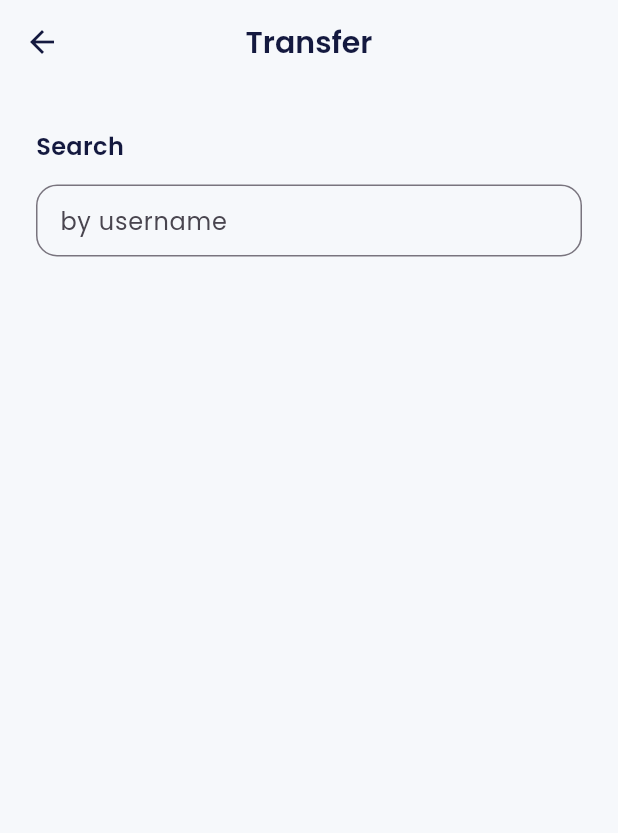
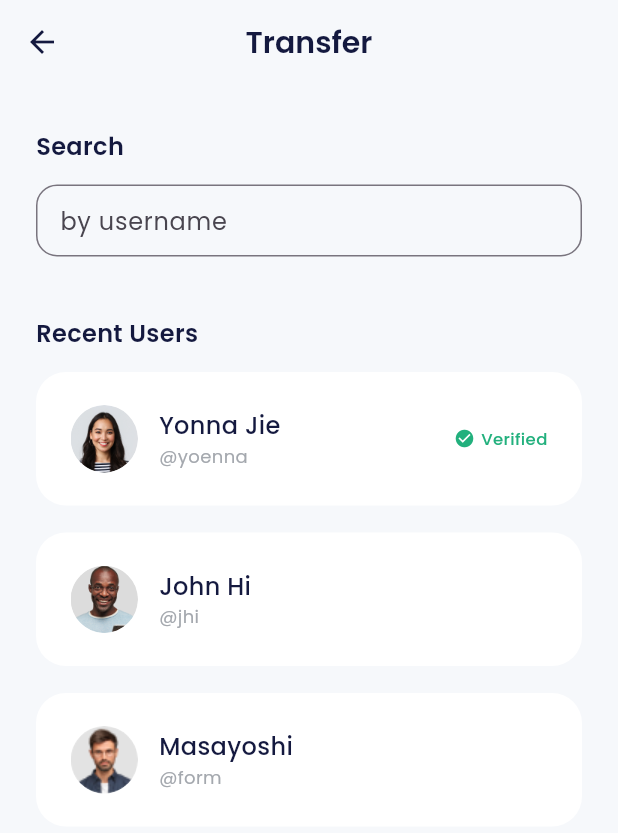
Before and after one commit to alirfanyasin/bank_sha, a Flutter app: the TransferPage screen opened by its route, on a phone screen of 412 x 824 dp. Shown: the top 833 px of the screen. Run offline on Flutter 3.47's test engine with Material 3 defaults, Android fonts, the phone set to English and light mode, and no system bars; our stand-ins replace carousel_slider, google_fonts.

Commit message:
slicing recent users

```diff
--- a/lib/ui/pages/transfer_page.dart
+++ b/lib/ui/pages/transfer_page.dart
@@ -1,5 +1,6 @@
 import 'package:bank_sha/shared/theme.dart';
 import 'package:bank_sha/ui/widgets/forms.dart';
+import 'package:bank_sha/ui/widgets/transfer_recent_user_item.dart';
 import 'package:flutter/material.dart';
 
 class TransferPage extends StatelessWidget {
@@ -27,6 +28,44 @@ class TransferPage extends StatelessWidget {
             title: 'by username',
             isShowTitle: false,
           ),
+          buildRecentUser(),
+        ],
+      ),
+    );
+  }
+
+  Widget buildRecentUser() {
+    return Container(
+      margin: const EdgeInsets.only(top: 40),
+      child: Column(
+        crossAxisAlignment: CrossAxisAlignment.start,
+        children: [
+          Text(
+            'Recent Users',
+            style: blackTextStyle.copyWith(
+              fontSize: 16,
+              fontWeight: semiBold,
+            ),
+          ),
+          const SizedBox(
+            height: 14,
+          ),
+          const TransferRecentUserItem(
+            imgUrl: 'assets/img_friend1.png',
+            name: 'Yonna Jie',
+            username: 'yoenna',
+            isVerified: true,
+          ),
+          const TransferRecentUserItem(
+            imgUrl: 'assets/img_friend3.png',
+            name: 'John Hi',
+            username: 'jhi',
+          ),
+          const TransferRecentUserItem(
+            imgUrl: 'assets/img_friend4.png',
+            name: 'Masayoshi',
+            username: 'form',
+          ),
         ],
       ),
     );
--- /dev/null
+++ b/lib/ui/widgets/transfer_recent_user_item.dart
@@ -0,0 +1,85 @@
+import 'package:bank_sha/shared/theme.dart';
+import 'package:flutter/material.dart';
+
+class TransferRecentUserItem extends StatelessWidget {
+  final String imgUrl;
+  final String name;
+  final String username;
+  final bool isVerified;
+
+  const TransferRecentUserItem({
+    super.key,
+    required this.imgUrl,
+    required this.name,
+    required this.username,
+    this.isVerified = false,
+  });
+
+  @override
+  Widget build(BuildContext context) {
+    return Container(
+      margin: const EdgeInsets.only(bottom: 18),
+      padding: const EdgeInsets.symmetric(horizontal: 23, vertical: 22),
+      decoration: BoxDecoration(
+        borderRadius: BorderRadius.circular(20),
+        color: whiteColor,
+      ),
+      child: Row(
+        children: [
+          Container(
+            width: 45,
+            height: 45,
+            decoration: BoxDecoration(
+              shape: BoxShape.circle,
+              image: DecorationImage(
+                image: AssetImage(
+                  imgUrl,
+                ),
+                fit: BoxFit.cover,
+              ),
+            ),
+          ),
+          const SizedBox(width: 14),
+          Column(
+            crossAxisAlignment: CrossAxisAlignment.start,
+            children: [
+              Text(
+                name,
+                style: blackTextStyle.copyWith(
+                  fontSize: 16,
+                  fontWeight: medium,
+                ),
+              ),
+              Text(
+                '@$username',
+                style: greyTextStyle.copyWith(
+                  fontSize: 12,
+                  fontWeight: regular,
+                ),
+              ),
+            ],
+          ),
+          const Spacer(),
+          if (isVerified)
+            Row(
+              children: [
+                Icon(
+                  Icons.check_circle,
+                  color: greenColor,
+                  size: 14,
+                ),
+                const SizedBox(width: 4),
+                Text(
+                  'Verified',
+                  style: greenTextStyle.copyWith(
+                    fontSize: 11,
+                    fontWeight: medium,
+                  ),
+                ),
+              ],
+            ),
+        ],
+      ),
+    );
+  }
+}
```
